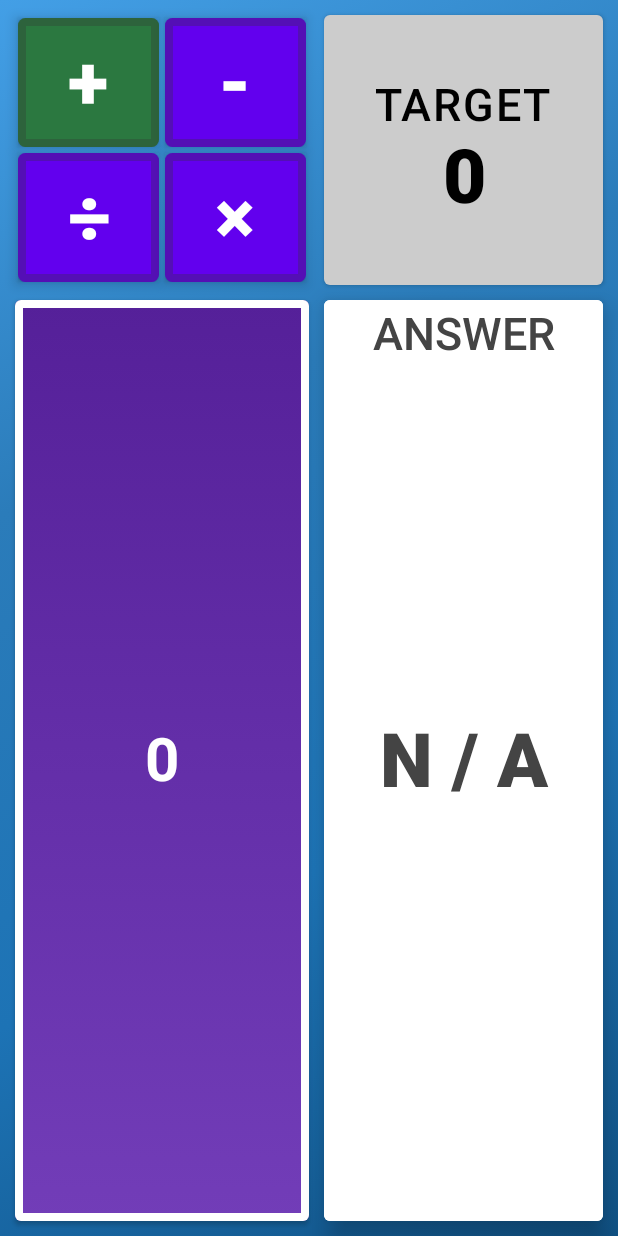
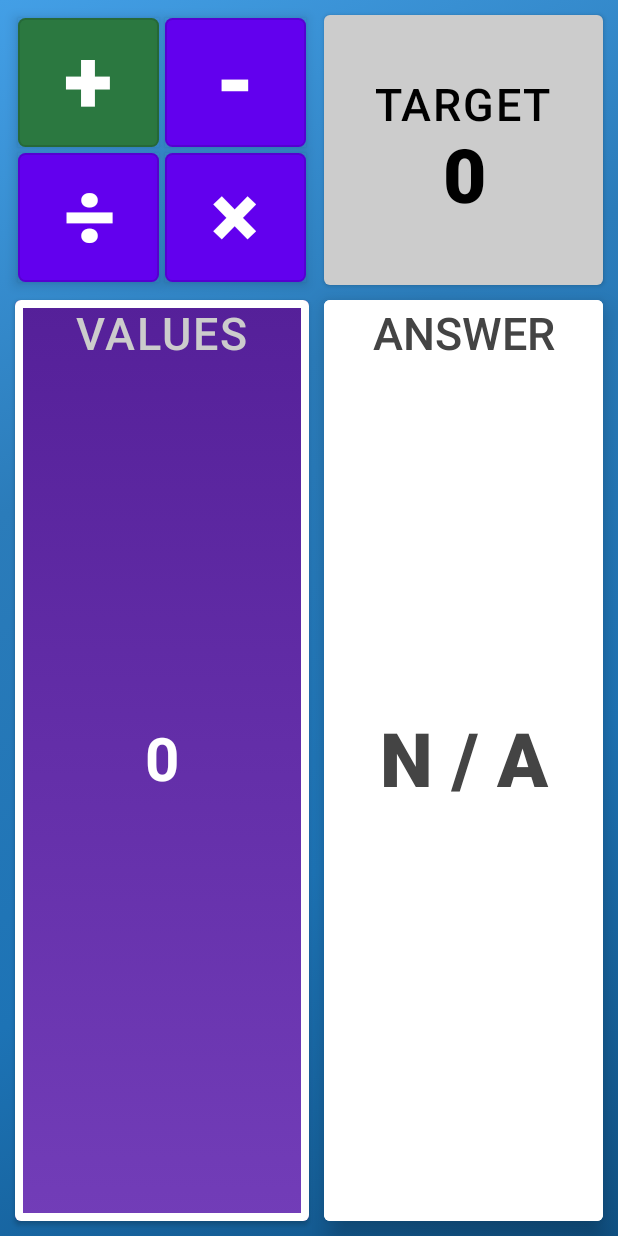
Before and after one commit to Tyler-Lopez/NumerositySolver, an Android app built with Jetpack Compose: the screen it shows after launch (MainActivity), on a phone screen of 412 x 824 dp. Run offline under Robolectric (Android 15) with nearby library versions, the phone set to English and light mode, and no system bars.

Commit message:
UI Touchup

```diff
--- a/app/build.gradle
+++ b/app/build.gradle
@@ -10,8 +10,8 @@ android {
         applicationId "com.company.numerositycheat"
         minSdk 21
         targetSdk 31
-        versionCode 2
-        versionName "1.1"
+        versionCode 3
+        versionName "1.2"
 
         testInstrumentationRunner "androidx.test.runner.AndroidJUnitRunner"
         vectorDrawables {
--- a/app/src/main/java/com/company/numerositycheat/MainActivity.kt
+++ b/app/src/main/java/com/company/numerositycheat/MainActivity.kt
@@ -80,7 +80,7 @@ class MainActivity : ComponentActivity() {
                         Row(
                             modifier = Modifier
                                 .fillMaxWidth()
-                                .height(heightOfTop.value)
+                                .height(200.dp)
                         ) {
                             Box(
                                 modifier = Modifier
@@ -125,28 +125,20 @@ class MainActivity : ComponentActivity() {
                                                                 backgroundColor = Color(43, 120, 64)
                                                             )
                                                         else ButtonDefaults.buttonColors()
-                                                    Button(
+                                                    OutlinedButton(
+                                                        contentPadding = PaddingValues(),
                                                         shape = RoundedCornerShape(5.dp),
                                                         modifier = Modifier
                                                             .padding(2.dp)
                                                             .weight(0.5f)
                                                             .fillMaxHeight()
                                                             .shadow(5.dp),
-                                                        border = BorderStroke(
-                                                            5.dp,
-                                                            Color(0.2f, 0.2f, 0.2f, 0.3f)
-                                                        ),
                                                         onClick = {
                                                             operand.value = currentOperand
 
                                                         },
                                                         colors = backgroundColor,
-                                                        contentPadding = PaddingValues(),
 
-                                                        ) {
-                                                        Box(
-                                                            modifier = Modifier.fillMaxSize(),
-                                                            contentAlignment = Alignment.Center
                                                         ) {
                                                         Column(
                                                             modifier = Modifier.fillMaxSize(),
@@ -164,12 +156,11 @@ class MainActivity : ComponentActivity() {
                                                                 text = text,
                                                                 fontWeight = FontWeight.Black,
                                                                 textAlign = TextAlign.Center,
-                                                                    fontSize = 50.sp,
+                                                                fontSize = 60.sp,
                                                                 color = Color.White,
                                                             )
                                                         }
                                                         count++
-                                                    }
                                                     }
                                                 }
                                             }
@@ -243,6 +234,22 @@ class MainActivity : ComponentActivity() {
                                             ),
                                         contentAlignment = Alignment.Center
                                     ) {
+                                        Column(
+                                            modifier = Modifier
+                                                .fillMaxSize()
+                                                .padding(5.dp),
+                                            verticalArrangement = Arrangement.Top,
+                                            horizontalAlignment = Alignment.CenterHorizontally
+                                        ) {
+                                            if (options.size < 8) {
+                                                Text(
+                                                    text = "VALUES",
+                                                    fontWeight = FontWeight.Medium,
+                                                    fontSize = 30.sp,
+                                                    color = Color.LightGray
+                                                )
+                                            }
+                                        }
                                         when (configuration.orientation) {
                                             Configuration.ORIENTATION_LANDSCAPE -> {
                                                 Row(
@@ -473,7 +480,7 @@ fun chooseOptions(chosenNumbers: (List<Int>?) -> Unit) {
         Row(
             modifier = Modifier
                 .fillMaxWidth()
-                .height(100.dp),
+                .height(150.dp),
             verticalAlignment = Alignment.CenterVertically,
             horizontalArrangement = Arrangement.Center
         ) {
@@ -481,15 +488,19 @@ fun chooseOptions(chosenNumbers: (List<Int>?) -> Unit) {
                 modifier = Modifier
                     .weight(0.5f)
                     .fillMaxHeight()
-                    .align(Alignment.CenterVertically)
+            ) {
+                Column(
+                    modifier = Modifier.fillMaxSize(),
+                    horizontalAlignment = Alignment.CenterHorizontally,
+                    verticalArrangement = Arrangement.Center
                 ) {
                     Text(
-                    modifier = Modifier.fillMaxSize(),
                         text = text.value,
                         textAlign = TextAlign.Center,
                         fontSize = 30.sp,
                         fontWeight = FontWeight.Bold
                     )
+                }
             }
             Column(
                 modifier = Modifier
@@ -498,11 +509,10 @@ fun chooseOptions(chosenNumbers: (List<Int>?) -> Unit) {
             ) {
                 Button(modifier = Modifier
                     .weight(0.5f)
-                    .fillMaxHeight(), onClick = {
+                    .fillMaxWidth(), onClick = {
                     chosenNumbers(returnList)
                 }) {
                     Text(
-                        modifier = Modifier.fillMaxSize(),
                         text = "Submit",
                         textAlign = TextAlign.Center,
                         fontSize = 30.sp,
@@ -512,13 +522,12 @@ fun chooseOptions(chosenNumbers: (List<Int>?) -> Unit) {
                 Button(
                     modifier = Modifier
                         .weight(0.5f)
-                        .fillMaxHeight(), onClick = {
+                        .fillMaxWidth(), onClick = {
                         chosenNumbers(null)
                     },
                     colors = ButtonDefaults.buttonColors(backgroundColor = Color(128, 35, 31))
                 ) {
                     Text(
-                        modifier = Modifier.fillMaxSize(),
                         text = "Cancel",
                         color = Color.White,
                         textAlign = TextAlign.Center,
```
Lines whose indentation alone changed are shown as unchanged.
